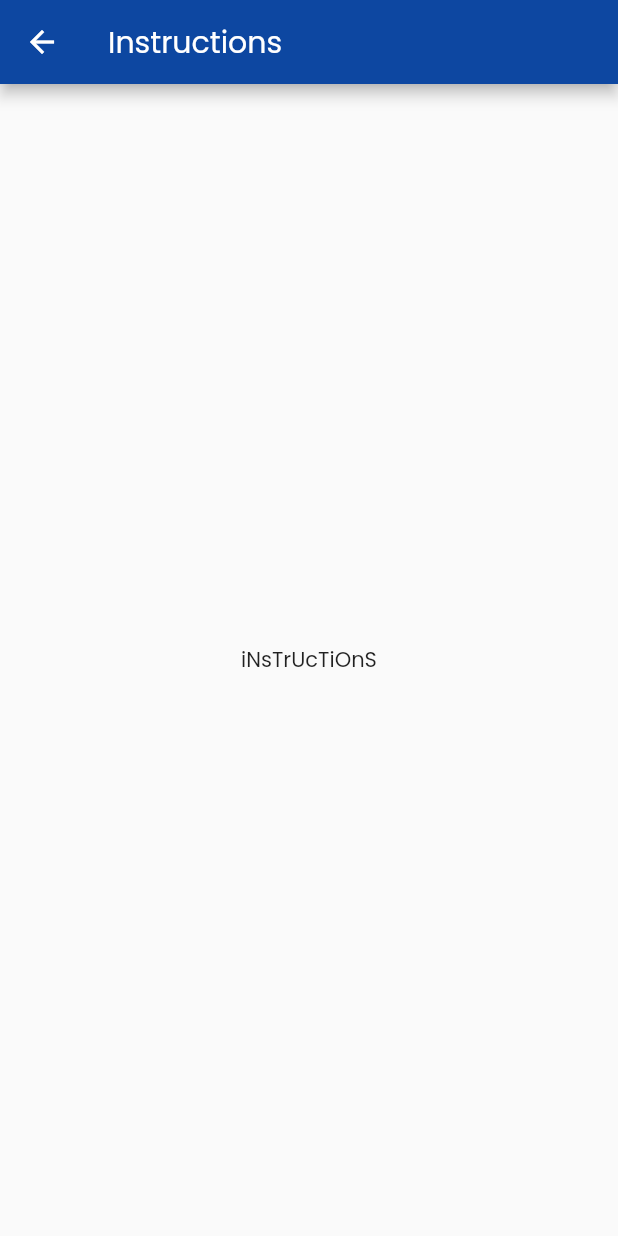
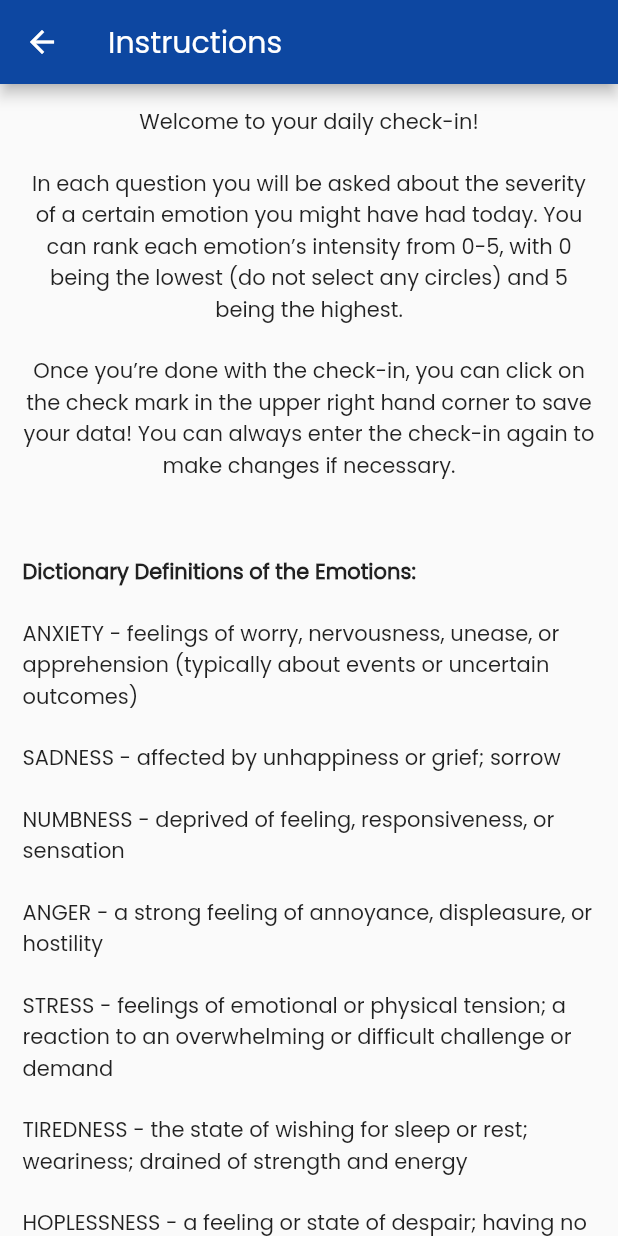
Before and after one commit to mikaylalin/mental_health_tracker, a Flutter app: the QuizInstructions screen opened directly, on a phone screen of 412 x 824 dp. Run offline on Flutter 3.47's test engine with Material 2 defaults, Android fonts, the phone set to English and light mode, and no system bars; our stand-ins replace carousel_pro, charts_flutter, shared_preferences, table_calendar; accounts and stored records are empty.

Commit message:
added instructions for daily check-in

```diff
--- a/lib/quiz.dart
+++ b/lib/quiz.dart
@@ -72,8 +72,9 @@ class _TestState extends State<Test> {
               }),
           //change the color of the buttons to fit the information in emotionData
           // (?? 0) to account for data that isn't set yet
-          color:
-              (i < (emotionData[emotion] ?? 0)) ? Colors.blue[900] : Colors.grey));
+          color: (i < (emotionData[emotion] ?? 0))
+              ? Colors.blue[900]
+              : Colors.grey));
     }
     return buttons;
   }
@@ -85,8 +86,6 @@ class _TestState extends State<Test> {
           (emotionData[emotion] == null) ? 0 : emotionData[emotion];
     }
   }
-
-
 
   @override
   Widget build(BuildContext context) {
@@ -101,10 +100,9 @@ class _TestState extends State<Test> {
                   _fillEmptyQuestions();
                   widget.saveEmotionsCallback(emotionData);
                   Navigator.pop(context);
-              }
-            ),
+                }),
             IconButton(
-              icon: Icon(Icons.info_outline, color:Colors.white),
+              icon: Icon(Icons.info_outline, color: Colors.white),
               onPressed: () {
                 Navigator.push(
                   context,
@@ -117,17 +115,51 @@ class _TestState extends State<Test> {
         body: _buildQuiz());
   }
 }
+
 class QuizInstructions extends StatelessWidget {
   @override
   Widget build(BuildContext context) {
     return Scaffold(
         appBar: AppBar(
           title: Text('Instructions'),
-
         ),
-      body: Center(
-        child: Text('iNsTrUcTiOnS'),
-      ),
-    );
+        body: ListView(
+            shrinkWrap: true,
+            padding: EdgeInsets.all(15.0),
+            children: <Widget>[
+              Text('Welcome to your daily check-in!',
+                  textAlign: TextAlign.center),
+              SizedBox(height: 20),
+              Text(
+                  'In each question you will be asked about the severity of a certain emotion you might have had today. You can rank each emotion’s intensity from 0-5, with 0 being the lowest (do not select any circles) and 5 being the highest.',
+                  textAlign: TextAlign.center),
+              SizedBox(height: 20),
+              Text(
+                  'Once you’re done with the check-in, you can click on the check mark in the upper right hand corner to save your data! You can always enter the check-in again to make changes if necessary.',
+                  textAlign: TextAlign.center),
+              SizedBox(height: 50),
+              Text('Dictionary Definitions of the Emotions: ',
+                  style: TextStyle(fontWeight: FontWeight.bold)),
+              SizedBox(height: 20),
+              Text(
+                  'ANXIETY - feelings of worry, nervousness, unease, or apprehension (typically about events or uncertain outcomes)'),
+              SizedBox(height: 20),
+              Text('SADNESS - affected by unhappiness or grief; sorrow '),
+              SizedBox(height: 20),
+              Text(
+                  'NUMBNESS - deprived of feeling, responsiveness, or sensation'),
+              SizedBox(height: 20),
+              Text(
+                  'ANGER - a strong feeling of annoyance, displeasure, or hostility'),
+              SizedBox(height: 20),
+              Text(
+                  'STRESS - feelings of emotional or physical tension; a reaction to an overwhelming or difficult challenge or demand'),
+              SizedBox(height: 20),
+              Text(
+                  'TIREDNESS - the state of wishing for sleep or rest; weariness; drained of strength and energy'),
+              SizedBox(height: 20),
+              Text(
+                  'HOPLESSNESS - a feeling or state of despair; having no expectation of good or success'),
+            ]));
   }
 }
```
Also changed, not shown: pubspec.lock. Lines whose indentation alone changed are shown as unchanged.
